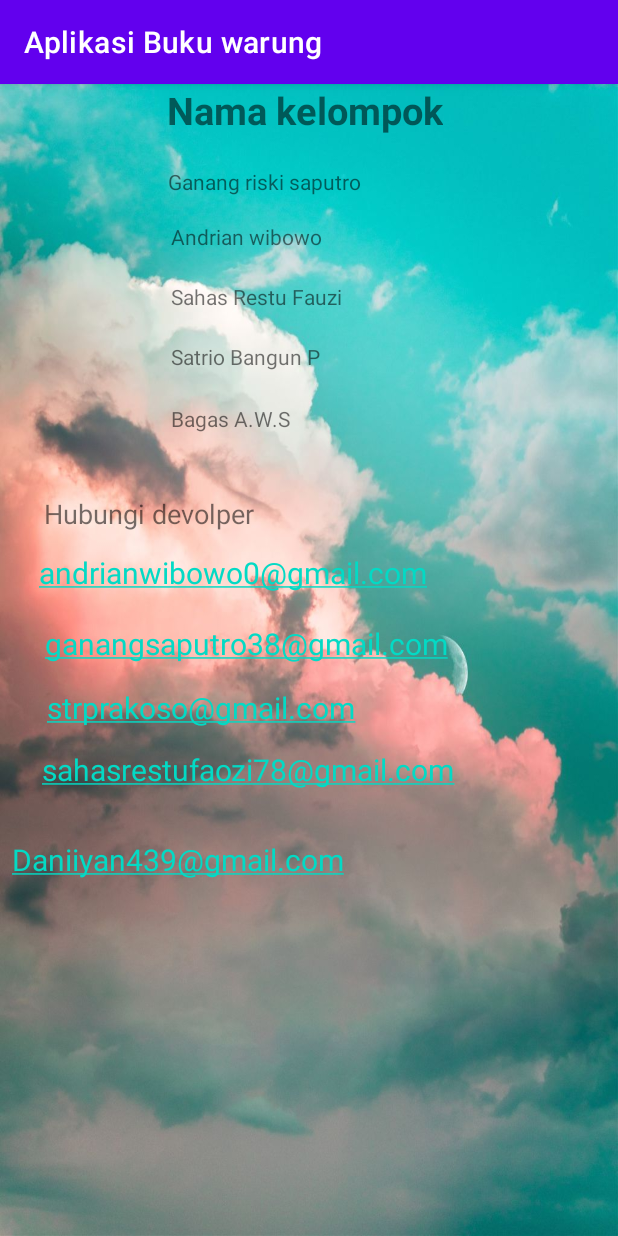
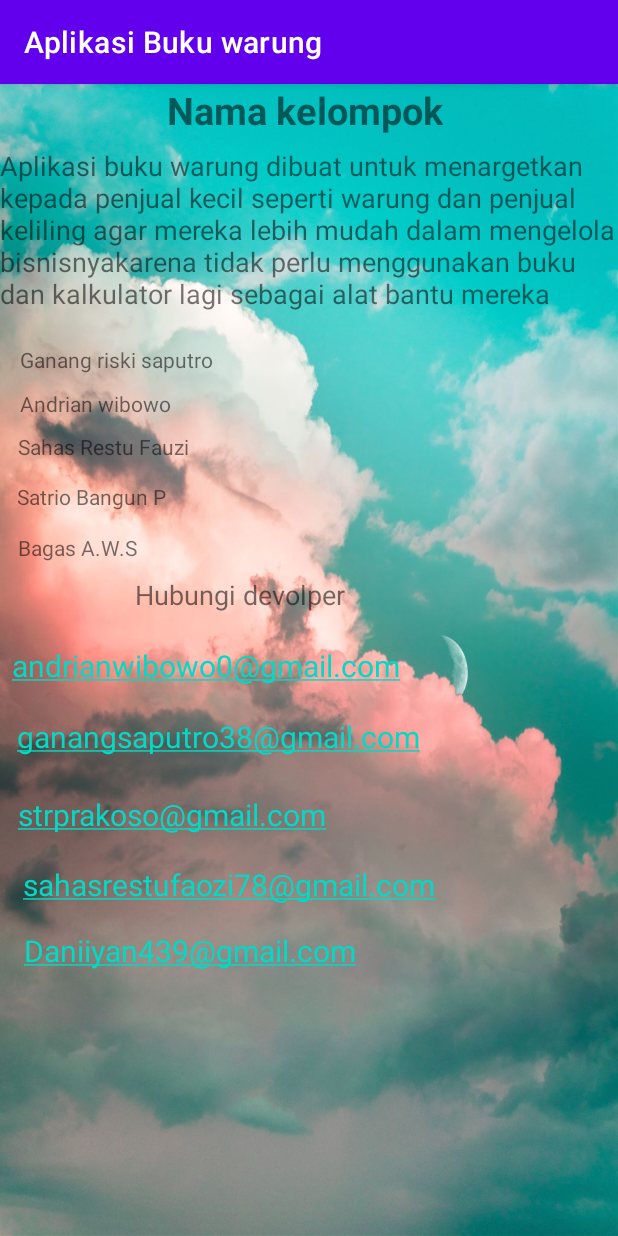
Before and after one commit to IF19BGanangRizkiSaputro/FinalProjek_GanangRizkiSaputro, an Android app: the credit screen opened directly, with no data from a screen before it, on a phone screen of 412 x 824 dp. Run offline under Robolectric (Android 15) with nearby library versions, the phone set to English and light mode, and no system bars.

Commit message:
menambah catatan menu credit dan gladi bersih

```diff
--- a/app/src/main/res/layout/activity_credit.xml
+++ b/app/src/main/res/layout/activity_credit.xml
@@ -17,14 +17,15 @@
         android:textSize="25dp"
         android:textStyle="bold" />
 
+
     <TextView
         android:id="@+id/textView4"
         android:layout_width="wrap_content"
         android:layout_height="wrap_content"
         android:layout_alignParentStart="true"
         android:layout_alignParentTop="true"
-        android:layout_marginStart="112dp"
-        android:layout_marginTop="55dp"
+        android:layout_marginStart="13dp"
+        android:layout_marginTop="174dp"
         android:text="Ganang riski saputro" />
 
     <TextView
@@ -34,8 +35,8 @@
         android:layout_alignParentStart="true"
         android:layout_alignParentTop="true"
         android:layout_centerHorizontal="true"
-        android:layout_marginStart="114dp"
-        android:layout_marginTop="92dp"
+        android:layout_marginStart="13dp"
+        android:layout_marginTop="203dp"
         android:text="Andrian wibowo" />
 
     <TextView
@@ -45,8 +46,8 @@
         android:layout_alignParentStart="true"
         android:layout_alignParentTop="true"
         android:layout_centerHorizontal="true"
-        android:layout_marginStart="114dp"
-        android:layout_marginTop="132dp"
+        android:layout_marginStart="12dp"
+        android:layout_marginTop="232dp"
         android:text="Sahas Restu Fauzi" />
 
     <TextView
@@ -56,8 +57,8 @@
         android:layout_alignParentStart="true"
         android:layout_alignParentTop="true"
         android:layout_centerHorizontal="true"
-        android:layout_marginStart="114dp"
-        android:layout_marginTop="172dp"
+        android:layout_marginStart="11dp"
+        android:layout_marginTop="265dp"
         android:text="Satrio Bangun P" />
 
     <TextView
@@ -66,9 +67,9 @@
         android:layout_height="wrap_content"
         android:layout_alignParentStart="true"
         android:layout_alignParentTop="true"
-        android:layout_centerHorizontal="true"
-        android:layout_marginStart="114dp"
-        android:layout_marginTop="213dp"
+        android:layout_centerInParent="true"
+        android:layout_marginStart="12dp"
+        android:layout_marginTop="299dp"
         android:text="Bagas A.W.S" />
 
     <TextView
@@ -78,12 +79,11 @@
         android:layout_alignParentStart="true"
         android:layout_alignParentTop="true"
         android:layout_centerHorizontal="true"
-        android:layout_marginStart="26dp"
-        android:layout_marginTop="312dp"
+        android:layout_marginStart="8dp"
+        android:layout_marginTop="374dp"
         android:autoLink="email"
         android:text="@string/andrianwibowo0_gmail_com"
         android:textSize="20dp" />
-
 
     <TextView
         android:id="@+id/textView15"
@@ -92,9 +92,12 @@
         android:layout_alignParentStart="true"
         android:layout_alignParentTop="true"
         android:layout_alignParentEnd="true"
-        android:layout_marginStart="8dp"
-        android:layout_marginTop="503dp"
-        android:layout_marginEnd="61dp"
+        android:layout_alignParentBottom="true"
+        android:layout_centerHorizontal="true"
+        android:layout_marginStart="16dp"
+        android:layout_marginTop="564dp"
+        android:layout_marginEnd="53dp"
+        android:layout_marginBottom="5dp"
         android:autoLink="email"
         android:text="@string/daniiyan439_gmail_com"
         android:textSize="20dp" />
@@ -106,9 +109,9 @@
         android:layout_alignParentStart="true"
         android:layout_alignParentTop="true"
         android:layout_alignParentEnd="true"
-        android:layout_marginStart="30dp"
-        android:layout_marginTop="359dp"
-        android:layout_marginEnd="39dp"
+        android:layout_marginStart="11dp"
+        android:layout_marginTop="421dp"
+        android:layout_marginEnd="58dp"
         android:autoLink="email"
         android:text="@string/ganangsaputro38_gmail_com"
         android:textSize="20dp" />
@@ -120,9 +123,9 @@
         android:layout_alignParentStart="true"
         android:layout_alignParentTop="true"
         android:layout_alignParentEnd="true"
-        android:layout_marginStart="31dp"
-        android:layout_marginTop="402dp"
-        android:layout_marginEnd="38dp"
+        android:layout_marginStart="12dp"
+        android:layout_marginTop="473dp"
+        android:layout_marginEnd="57dp"
         android:autoLink="email"
         android:text="@string/strprakoso_gmail_com"
         android:textSize="20dp" />
@@ -134,9 +137,9 @@
         android:layout_alignParentStart="true"
         android:layout_alignParentTop="true"
         android:layout_alignParentEnd="true"
-        android:layout_marginStart="28dp"
-        android:layout_marginTop="443dp"
-        android:layout_marginEnd="41dp"
+        android:layout_marginStart="15dp"
+        android:layout_marginTop="520dp"
+        android:layout_marginEnd="54dp"
         android:autoLink="email"
         android:text="@string/sahasrestufaozi78_gmail_com"
         android:textSize="20dp" />
@@ -147,10 +150,20 @@
         android:layout_height="wrap_content"
         android:layout_alignParentStart="true"
         android:layout_alignParentTop="true"
-        android:layout_marginStart="29dp"
-        android:layout_marginTop="274dp"
+        android:layout_marginStart="90dp"
+        android:layout_marginTop="328dp"
         android:text="Hubungi devolper"
         android:textSize="18sp" />
 
+    <TextView
+        android:id="@+id/textView3"
+        android:layout_width="wrap_content"
+        android:layout_height="wrap_content"
+        android:layout_alignParentStart="true"
+        android:layout_alignParentTop="true"
+        android:layout_marginTop="42dp"
+        android:textSize="18sp"
+        android:text="Aplikasi buku warung dibuat untuk menargetkan kepada penjual kecil seperti warung dan penjual keliling agar mereka lebih mudah dalam mengelola bisnisnyakarena tidak perlu menggunakan buku dan kalkulator lagi sebagai alat bantu mereka" />
+
 
 </RelativeLayout>
--- a/app/src/main/res/layout/activity_main.xml
+++ b/app/src/main/res/layout/activity_main.xml
@@ -16,11 +16,10 @@
         app:backgroundTint="#E91E63"
         app:layout_constraintBottom_toBottomOf="parent"
         app:layout_constraintEnd_toEndOf="parent"
-        app:layout_constraintHorizontal_bias="0.502"
+        app:layout_constraintHorizontal_bias="0.419"
         app:layout_constraintStart_toStartOf="parent"
         app:layout_constraintTop_toTopOf="parent"
-        app:layout_constraintVertical_bias="0.055" />
-
+        app:layout_constraintVertical_bias="0.27" />
 
     <Button
         android:id="@+id/button3"
@@ -30,23 +29,22 @@
         app:backgroundTint="#E91E63"
         app:layout_constraintBottom_toBottomOf="parent"
         app:layout_constraintEnd_toEndOf="parent"
-        app:layout_constraintHorizontal_bias="0.497"
+        app:layout_constraintHorizontal_bias="0.44"
         app:layout_constraintStart_toStartOf="parent"
         app:layout_constraintTop_toTopOf="parent"
-        app:layout_constraintVertical_bias="0.267" />
+        app:layout_constraintVertical_bias="0.03" />
 
     <Button
         android:id="@+id/button4"
-        android:layout_width="241dp"
-        android:layout_height="73dp"
+        android:layout_width="255dp"
+        android:layout_height="63dp"
         android:text="Hitung Keuntungan"
         app:backgroundTint="#E91E63"
         app:layout_constraintBottom_toBottomOf="parent"
         app:layout_constraintEnd_toEndOf="parent"
-        app:layout_constraintHorizontal_bias="0.469"
+        app:layout_constraintHorizontal_bias="0.429"
         app:layout_constraintStart_toStartOf="parent"
-        app:layout_constraintTop_toTopOf="parent"
-        app:layout_constraintVertical_bias="0.499" />
+        app:layout_constraintTop_toTopOf="parent" />
 
     <Button
         android:id="@+id/button5"
@@ -58,10 +56,10 @@
         app:backgroundTintMode="src_in"
         app:layout_constraintBottom_toBottomOf="parent"
         app:layout_constraintEnd_toEndOf="parent"
-        app:layout_constraintHorizontal_bias="0.512"
+        app:layout_constraintHorizontal_bias="0.385"
         app:layout_constraintStart_toStartOf="parent"
         app:layout_constraintTop_toTopOf="parent"
-        app:layout_constraintVertical_bias="0.717" />
+        app:layout_constraintVertical_bias="0.716" />
 
     <Button
         android:id="@+id/btn_logout"
```
Also changed, not shown: 338 other files.
